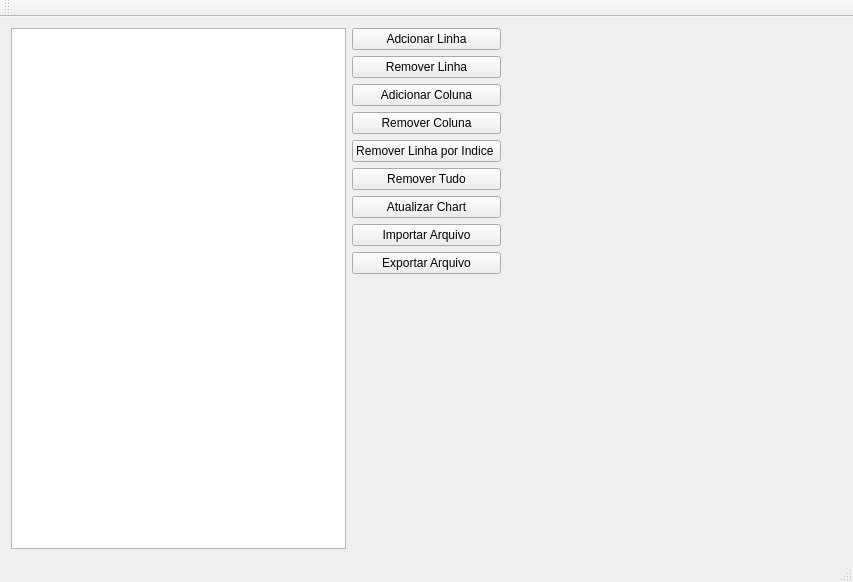
Before: the Qt Designer form mainwindow.ui in DSV08/QtTableChart, drawn with Qt 5.
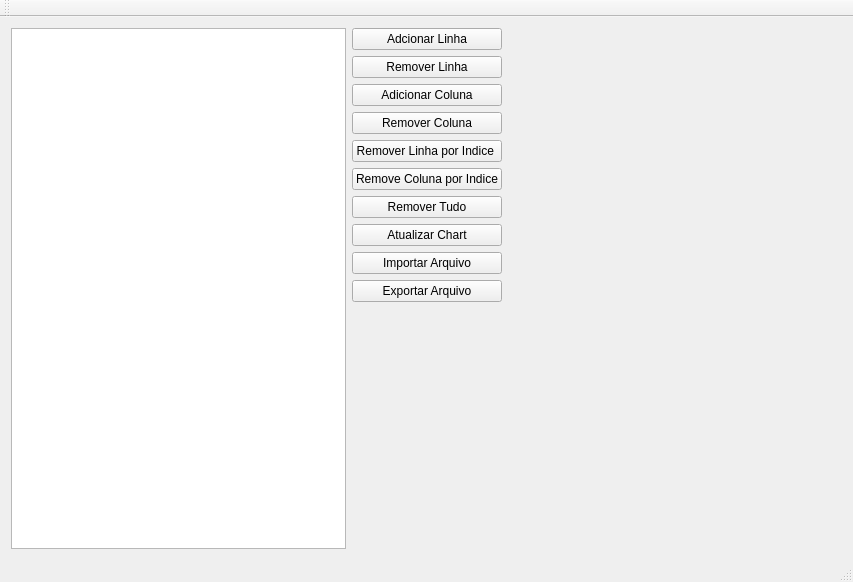
After: the same form once the commit is applied. Custom widgets are drawn as their Qt base class.

Commit message:
Modificar para mais colunas
Modificando os métodos da  tableview  para que ela receba n quantidade de colunas.

The edit to the form file:
```diff
--- a/mainwindow.ui
+++ b/mainwindow.ui
@@ -44,14 +44,14 @@
         </property>
        </widget>
       </item>
-      <item row="7" column="0">
+      <item row="9" column="0">
        <widget class="QPushButton" name="pushButton_updateChart">
         <property name="text">
          <string>Atualizar Chart</string>
         </property>
        </widget>
       </item>
-      <item row="11" column="0">
+      <item row="13" column="0">
        <spacer name="verticalSpacer">
         <property name="orientation">
          <enum>Qt::Vertical</enum>
@@ -71,21 +71,21 @@
         </property>
        </widget>
       </item>
-      <item row="6" column="0">
+      <item row="7" column="0">
        <widget class="QPushButton" name="pushButtonRemoverTudo">
         <property name="text">
          <string>Remover Tudo</string>
         </property>
        </widget>
       </item>
-      <item row="8" column="0">
+      <item row="10" column="0">
        <widget class="QPushButton" name="pushButtonImportarArquivo">
         <property name="text">
          <string>Importar Arquivo</string>
         </property>
        </widget>
       </item>
-      <item row="9" column="0">
+      <item row="11" column="0">
        <widget class="QPushButton" name="pushButtonExportarArquivo">
         <property name="text">
          <string>Exportar Arquivo</string>
@@ -106,6 +106,13 @@
         </property>
        </widget>
       </item>
+      <item row="6" column="0">
+       <widget class="QPushButton" name="pushButton_removeColunaIndice">
+        <property name="text">
+         <string>Remove Coluna por Indice</string>
+        </property>
+       </widget>
+      </item>
      </layout>
     </item>
    </layout>
```
The commit also changes 2 other files.
